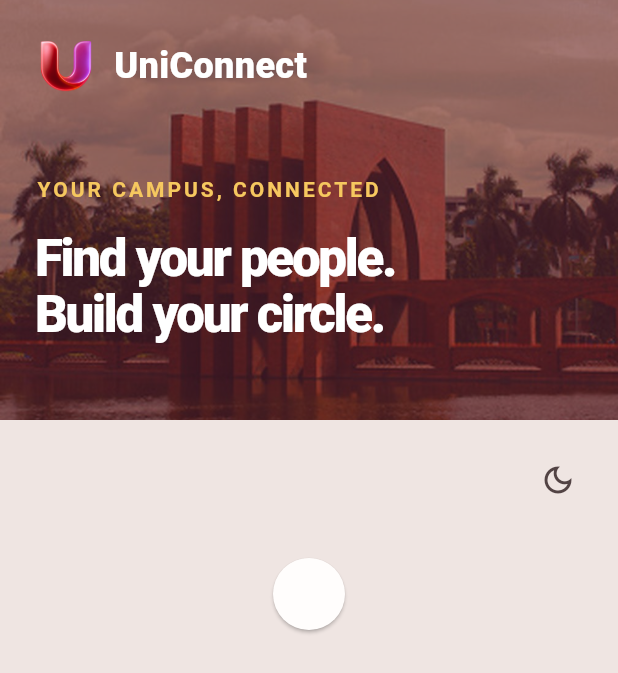
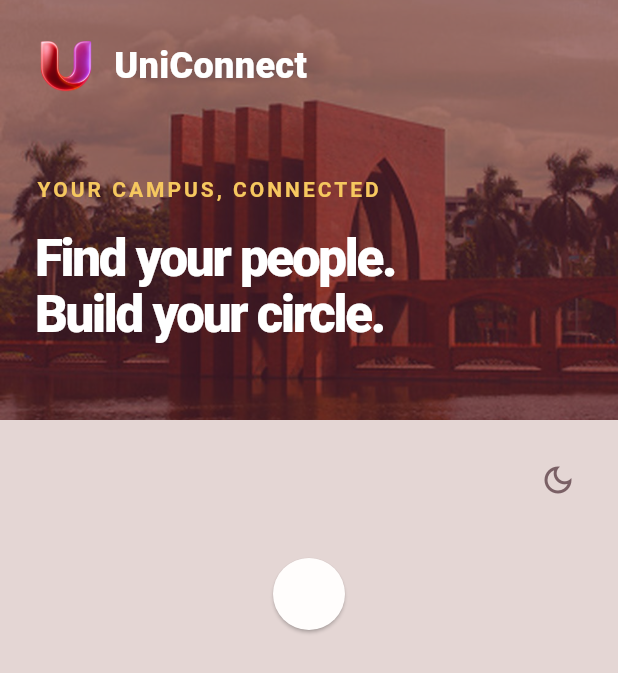
Before and after one commit to aymannondiny/SPL-II_UniConnect, a Flutter app: the AuthPageShell screen opened directly with empty values, after a tap on the "light mode" icon, on a phone screen of 412 x 824 dp. Shown: the top 673 px of the screen. Run offline on Flutter 3.47's test engine with Material 3 defaults, Android fonts, the phone set to English and light mode, and no system bars; our stand-ins replace dio, flutter_secure_storage, web; missing offline and left inert: dart:js_interop; accounts and stored records are empty.

Commit message:
ui(theme): refine light and dark palettes

```diff
--- a/code/frontend/lib/core/theme/app_theme.dart
+++ b/code/frontend/lib/core/theme/app_theme.dart
@@ -1,43 +1,83 @@
 import 'package:flutter/material.dart';
 
 abstract final class AppTheme {
-  static const Color _seedColor = Color(0xFF7E1D2E);
+  static const Color _lightSeed = Color(0xFF7E1D2E);
+  static const Color _lightStage = Color(0xFFE4D6D4);
+  static const Color _lightCanvas = Color(0xFFF8F3F2);
+  static const Color _lightPanel = Color(0xFFEFE5E2);
+  static const Color _lightText = Color(0xFF2B1317);
+  static const Color _lightMuted = Color(0xFF7A6065);
+  static const Color _darkStage = Color(0xFF00180F);
+  static const Color _darkCanvas = Color(0xFF022318);
+  static const Color _darkSurface = Color(0xFF073525);
+  static const Color _darkRaised = Color(0xFF0B4230);
+  static const Color _darkInput = Color(0xFF042B1D);
+  static const Color _darkText = Color(0xFFEDF7F0);
+  static const Color _darkMuted = Color(0xFFA4C0AF);
+  static const Color _gold = Color(0xFFF6C85F);
 
   static ThemeData light() {
     return ThemeData(
       colorScheme: ColorScheme.fromSeed(
-        seedColor: _seedColor,
+        seedColor: _lightSeed,
         brightness: Brightness.light,
+      ).copyWith(
+        primary: _lightSeed,
+        onPrimary: Colors.white,
+        secondary: const Color(0xFFB8862F),
+        surface: Colors.white,
+        onSurface: _lightText,
+        surfaceContainerHighest: _lightPanel,
+        onSurfaceVariant: _lightMuted,
+        outline: const Color(0xFFB99FA3),
+        error: const Color(0xFFB3261E),
       ),
       useMaterial3: true,
-      scaffoldBackgroundColor: const Color(0xFFEFE5E2),
+      scaffoldBackgroundColor: _lightStage,
       cardTheme: const CardThemeData(
         color: Color(0xFFFFFDFC),
         surfaceTintColor: Colors.transparent,
       ),
-      inputDecorationTheme: _inputs(const Color(0xFFFFFFFF)),
-      appBarTheme: const AppBarTheme(centerTitle: false),
+      inputDecorationTheme: _inputs(Colors.white),
+      appBarTheme: const AppBarTheme(
+        centerTitle: false,
+        backgroundColor: _lightCanvas,
+        foregroundColor: _lightText,
+        surfaceTintColor: Colors.transparent,
+      ),
     );
   }
 
   static ThemeData dark() {
     return ThemeData(
-      colorScheme:
-          ColorScheme.fromSeed(
-            seedColor: const Color(0xFFF6C85F),
-            brightness: Brightness.dark,
-          ).copyWith(
-            primary: const Color(0xFFF6C85F),
-            surface: const Color(0xFF073525),
-            onSurface: const Color(0xFFEDF7F0),
-          ),
+      colorScheme: ColorScheme.fromSeed(
+        seedColor: _gold,
+        brightness: Brightness.dark,
+      ).copyWith(
+        primary: _gold,
+        onPrimary: const Color(0xFF013220),
+        secondary: const Color(0xFF6FD8A8),
+        onSecondary: const Color(0xFF013220),
+        surface: _darkSurface,
+        onSurface: _darkText,
+        surfaceContainerHighest: _darkRaised,
+        onSurfaceVariant: _darkMuted,
+        outline: const Color(0xFF456958),
+        error: const Color(0xFFFF8F84),
+      ),
       useMaterial3: true,
-      scaffoldBackgroundColor: const Color(0xFF03291C),
+      scaffoldBackgroundColor: _darkStage,
       cardTheme: const CardThemeData(
-        color: Color(0xFF073525),
+        color: _darkSurface,
         surfaceTintColor: Colors.transparent,
       ),
-      inputDecorationTheme: _inputs(const Color(0xFF042B1D)),
+      inputDecorationTheme: _inputs(_darkInput),
+      appBarTheme: const AppBarTheme(
+        centerTitle: false,
+        backgroundColor: _darkCanvas,
+        foregroundColor: _darkText,
+        surfaceTintColor: Colors.transparent,
+      ),
     );
   }
 
@@ -45,7 +85,10 @@ abstract final class AppTheme {
     return InputDecorationTheme(
       filled: true,
       fillColor: fill,
-      border: OutlineInputBorder(borderRadius: BorderRadius.circular(14)),
+      border: OutlineInputBorder(
+        borderRadius: BorderRadius.circular(14),
+        borderSide: BorderSide.none,
+      ),
       contentPadding: const EdgeInsets.symmetric(horizontal: 16, vertical: 16),
       errorMaxLines: 3,
     );
```
